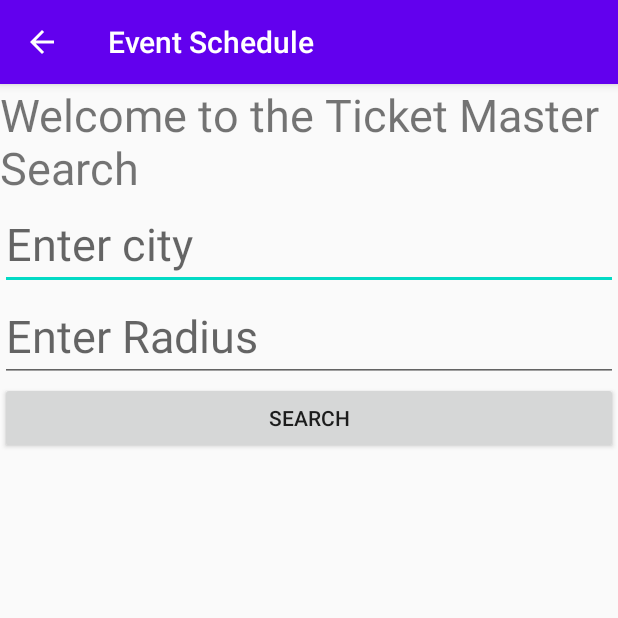
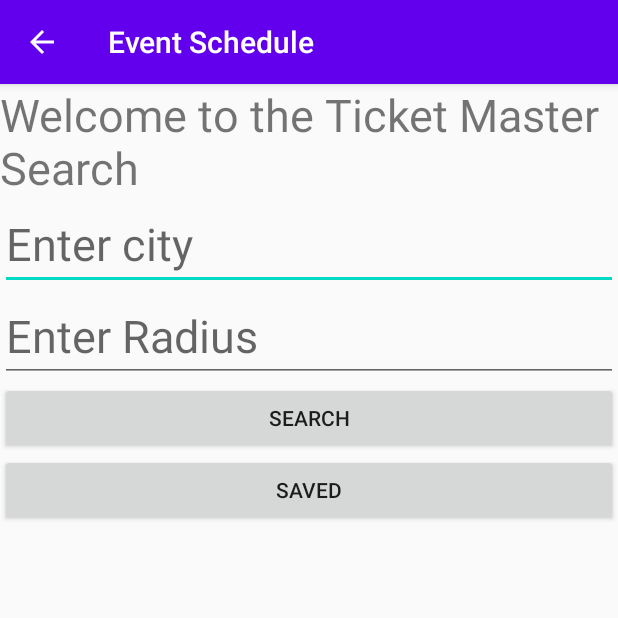
Before and after one commit to jang0030/ItsWinter, an Android app: the EventHomeActivity screen opened directly, with no data from a screen before it, on a phone screen of 412 x 824 dp, the top half of it. Run offline under Robolectric (Android 15) with nearby library versions, the phone set to English and light mode, and no system bars; Roboto replaces fonts that are not available here.

```diff
--- a/app/src/main/java/mobilesdkdemo/rbbn/itswinter/event/Event.java
+++ b/app/src/main/java/mobilesdkdemo/rbbn/itswinter/event/Event.java
@@ -56,4 +56,6 @@ public class Event {
     public long getId() { return id; }
 
     public void setId(Long id){ this.id = id;}
+
+    public String getApiId() { return apiId; }
 }
--- a/app/src/main/java/mobilesdkdemo/rbbn/itswinter/event/EventHomeActivity.java
+++ b/app/src/main/java/mobilesdkdemo/rbbn/itswinter/event/EventHomeActivity.java
@@ -39,6 +39,8 @@ public class EventHomeActivity extends AppCompatActivity {
         actionBar.setDisplayHomeAsUpEnabled(true);
 
         Button searchButton = findViewById(R.id.e_searchButton);
+        Button savedButton = findViewById(R.id.e_savedButton);
+
         city = findViewById(R.id.e_citySearch);
         radius = findViewById(R.id.e_radiusSearch);
         prefs = getSharedPreferences("e_searchPrefs", Context.MODE_PRIVATE);
@@ -57,8 +59,11 @@ public class EventHomeActivity extends AppCompatActivity {
                 goToResultsScreen.putExtra("radius",radiusString);
                 EventHomeActivity.this.startActivity(goToResultsScreen);
             }
+        });
 
-
+        savedButton.setOnClickListener(x->{
+            Intent goToSavedScreen = new Intent(EventHomeActivity.this, SavedEvents.class);
+            EventHomeActivity.this.startActivity(goToSavedScreen);
         });
     }
 
--- a/app/src/main/java/mobilesdkdemo/rbbn/itswinter/event/EventSqlOpener.java
+++ b/app/src/main/java/mobilesdkdemo/rbbn/itswinter/event/EventSqlOpener.java
@@ -7,7 +7,7 @@ import android.database.sqlite.SQLiteOpenHelper;
 public class EventSqlOpener extends SQLiteOpenHelper {
 
     protected final static String DATABASE_NAME = "EventsSavedDb";
-    protected final static int VERSION_NUM = 1;
+    protected final static int VERSION_NUM = 2;
     public final static String EVENT_TABLE_NAME = "EVENTS";
     public final static String EVENT_COL_NAME = "NAME";
     public final static String EVENT_COL_START_DATE = "START_DATE";
--- a/app/src/main/java/mobilesdkdemo/rbbn/itswinter/event/SavedEvents.java
+++ b/app/src/main/java/mobilesdkdemo/rbbn/itswinter/event/SavedEvents.java
@@ -26,12 +26,15 @@ public class SavedEvents extends AppCompatActivity {
         super.onCreate(savedInstanceState);
         setContentView(R.layout.activity_saved_events);
 
-        savedEvents = EventResults.e_getSavedEvents();
         savedList = findViewById(R.id.e_savedList);
         savedList.setAdapter(eventAdapter = new EventListAdapter());
+        savedEvents = EventResults.e_getSavedEvents();
+
+        eventAdapter.notifyDataSetChanged();
 
 
     }
+
 
     //    handles adding the name of the event to the ListView
     private class EventListAdapter extends BaseAdapter {
--- a/app/src/main/res/layout/activity_event_home.xml
+++ b/app/src/main/res/layout/activity_event_home.xml
@@ -32,4 +32,10 @@
         android:layout_height="wrap_content"
         android:id="@+id/e_searchButton"
         android:text="@string/e_searchButtonString"/>
+    <Button
+        android:layout_width="match_parent"
+        android:layout_height="wrap_content"
+        android:id="@+id/e_savedButton"
+        android:text="@string/e_savedButtonString"/>
+
 </LinearLayout>
--- a/app/src/main/res/values/strings.xml
+++ b/app/src/main/res/values/strings.xml
@@ -50,6 +50,7 @@
     <string name="e_noString">No</string>
     <string name="e_alertMessageTrueString">Would you like to unsave this event</string>
     <string name="e_alertTitleFalseString">Save?</string>
+    <string name="e_savedButtonString">Saved</string>
 
 
 </resources>
```
Also changed, not shown: app/src/main/java/mobilesdkdemo/rbbn/itswinter/event/EventResults.java (+20 -3 lines).
